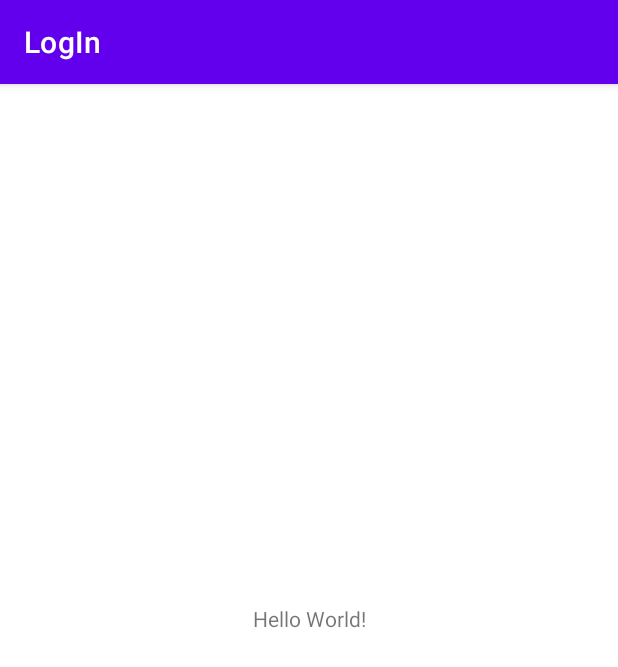
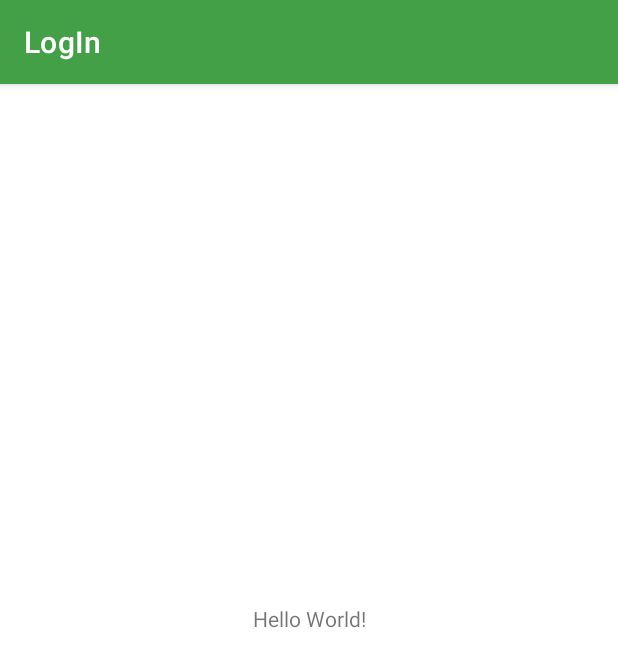
Before and after one commit to iatharva/Geopedia, an Android app: the MainActivity screen opened directly, with no data from a screen before it, on a phone screen of 412 x 824 dp. Shown: the top 667 px of the screen. Run offline under Robolectric (Android 15) with nearby library versions, the phone set to English and light mode, and no system bars.

Commit message:
UI: Updated color theme

```diff
--- a/app/src/main/res/layout/activity_intro.xml
+++ b/app/src/main/res/layout/activity_intro.xml
@@ -4,7 +4,6 @@
     xmlns:tools="http://schemas.android.com/tools"
     android:layout_width="match_parent"
     android:layout_height="match_parent"
-    android:fitsSystemWindows="true"
     tools:showIn="@layout/activity_intro">
 
 
--- a/app/src/main/res/values-night/themes.xml
+++ b/app/src/main/res/values-night/themes.xml
@@ -2,12 +2,12 @@
     <!-- Base application theme. -->
     <style name="Theme.Geopedia" parent="Theme.MaterialComponents.DayNight.DarkActionBar">
         <!-- Primary brand color. -->
-        <item name="colorPrimary">@color/purple_200</item>
-        <item name="colorPrimaryVariant">@color/purple_700</item>
+        <item name="colorPrimary">#43a047</item>
+        <item name="colorPrimaryVariant">#121212</item>
         <item name="colorOnPrimary">@color/black</item>
         <!-- Secondary brand color. -->
-        <item name="colorSecondary">@color/teal_200</item>
-        <item name="colorSecondaryVariant">@color/teal_200</item>
+        <item name="colorSecondary">#fff176</item>
+        <item name="colorSecondaryVariant">#cabf45</item>
         <item name="colorOnSecondary">@color/black</item>
         <!-- Status bar color. -->
         <item name="android:statusBarColor" tools:targetApi="l">?attr/colorPrimaryVariant</item>
--- a/app/src/main/res/values/themes.xml
+++ b/app/src/main/res/values/themes.xml
@@ -2,12 +2,12 @@
     <!-- Base application theme. -->
     <style name="Theme.Geopedia" parent="Theme.MaterialComponents.DayNight.DarkActionBar">
         <!-- Primary brand color. -->
-        <item name="colorPrimary">@color/purple_500</item>
-        <item name="colorPrimaryVariant">@color/purple_700</item>
+        <item name="colorPrimary">#43a047</item>
+        <item name="colorPrimaryVariant">#121212</item>
         <item name="colorOnPrimary">@color/white</item>
         <!-- Secondary brand color. -->
-        <item name="colorSecondary">@color/teal_200</item>
-        <item name="colorSecondaryVariant">@color/teal_700</item>
+        <item name="colorSecondary">#fff176</item>
+        <item name="colorSecondaryVariant">#cabf45</item>
         <item name="colorOnSecondary">@color/black</item>
         <!-- Status bar color. -->
         <item name="android:statusBarColor" tools:targetApi="l">?attr/colorPrimaryVariant</item>
```
